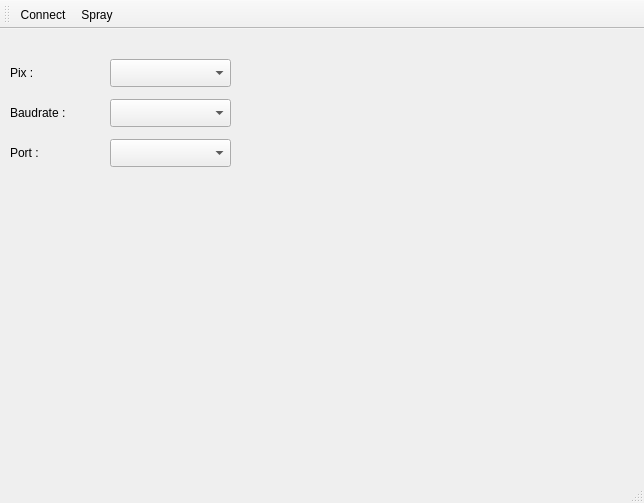
First picture: the form in mainwindow.ui, repository JairoSalazarV/Jiquilpan2017, before the edit.
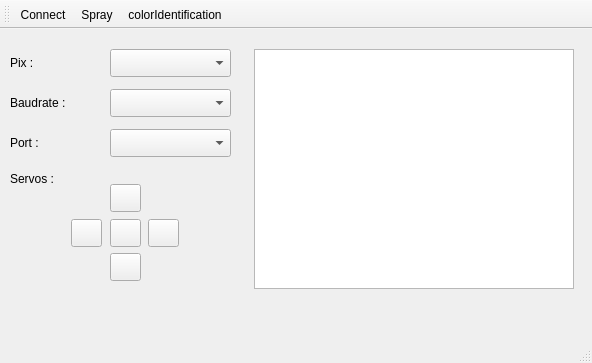
Second picture: the form after the edit. Icons and pictures are not drawn.

What changed in the file:
```diff
--- a/mainwindow.ui
+++ b/mainwindow.ui
@@ -6,8 +6,8 @@
    <rect>
     <x>0</x>
     <y>0</y>
-    <width>644</width>
-    <height>503</height>
+    <width>592</width>
+    <height>363</height>
    </rect>
   </property>
   <property name="windowTitle">
@@ -18,7 +18,7 @@
     <property name="geometry">
      <rect>
       <x>110</x>
-      <y>30</y>
+      <y>20</y>
       <width>121</width>
       <height>28</height>
      </rect>
@@ -28,7 +28,7 @@
     <property name="geometry">
      <rect>
       <x>10</x>
-      <y>34</y>
+      <y>24</y>
       <width>63</width>
       <height>20</height>
      </rect>
@@ -41,7 +41,7 @@
     <property name="geometry">
      <rect>
       <x>10</x>
-      <y>74</y>
+      <y>64</y>
       <width>71</width>
       <height>20</height>
      </rect>
@@ -54,7 +54,7 @@
     <property name="geometry">
      <rect>
       <x>110</x>
-      <y>70</y>
+      <y>60</y>
       <width>121</width>
       <height>28</height>
      </rect>
@@ -64,7 +64,7 @@
     <property name="geometry">
      <rect>
       <x>10</x>
-      <y>114</y>
+      <y>104</y>
       <width>71</width>
       <height>20</height>
      </rect>
@@ -77,12 +77,135 @@
     <property name="geometry">
      <rect>
       <x>110</x>
-      <y>110</y>
+      <y>100</y>
       <width>121</width>
       <height>28</height>
      </rect>
     </property>
    </widget>
+   <widget class="QGraphicsView" name="graphicsView">
+    <property name="geometry">
+     <rect>
+      <x>254</x>
+      <y>20</y>
+      <width>320</width>
+      <height>240</height>
+     </rect>
+    </property>
+   </widget>
+   <widget class="QPushButton" name="pbUp">
+    <property name="geometry">
+     <rect>
+      <x>110</x>
+      <y>155</y>
+      <width>31</width>
+      <height>28</height>
+     </rect>
+    </property>
+    <property name="toolTip">
+     <string>&lt;html&gt;&lt;head/&gt;&lt;body&gt;&lt;p&gt;Up&lt;/p&gt;&lt;/body&gt;&lt;/html&gt;</string>
+    </property>
+    <property name="text">
+     <string/>
+    </property>
+    <property name="icon">
+     <iconset resource="imagenes/images.qrc">
+      <normaloff>:/new/imagenes/au.png</normaloff>:/new/imagenes/au.png</iconset>
+    </property>
+   </widget>
+   <widget class="QPushButton" name="pbRight">
+    <property name="geometry">
+     <rect>
+      <x>148</x>
+      <y>190</y>
+      <width>31</width>
+      <height>28</height>
+     </rect>
+    </property>
+    <property name="toolTip">
+     <string>&lt;html&gt;&lt;head/&gt;&lt;body&gt;&lt;p&gt;Right&lt;/p&gt;&lt;/body&gt;&lt;/html&gt;</string>
+    </property>
+    <property name="text">
+     <string/>
+    </property>
+    <property name="icon">
+     <iconset resource="imagenes/images.qrc">
+      <normaloff>:/new/imagenes/ar.png</normaloff>:/new/imagenes/ar.png</iconset>
+    </property>
+   </widget>
+   <widget class="QPushButton" name="pbZero">
+    <property name="geometry">
+     <rect>
+      <x>110</x>
+      <y>190</y>
+      <width>31</width>
+      <height>28</height>
+     </rect>
+    </property>
+    <property name="toolTip">
+     <string>&lt;html&gt;&lt;head/&gt;&lt;body&gt;&lt;p&gt;Home&lt;/p&gt;&lt;/body&gt;&lt;/html&gt;</string>
+    </property>
+    <property name="text">
+     <string/>
+    </property>
+    <property name="icon">
+     <iconset resource="imagenes/images.qrc">
+      <normaloff>:/new/imagenes/zero.png</normaloff>:/new/imagenes/zero.png</iconset>
+    </property>
+   </widget>
+   <widget class="QPushButton" name="pbLeft">
+    <property name="geometry">
+     <rect>
+      <x>71</x>
+      <y>190</y>
+      <width>31</width>
+      <height>28</height>
+     </rect>
+    </property>
+    <property name="toolTip">
+     <string>&lt;html&gt;&lt;head/&gt;&lt;body&gt;&lt;p&gt;Left&lt;/p&gt;&lt;/body&gt;&lt;/html&gt;</string>
+    </property>
+    <property name="text">
+     <string/>
+    </property>
+    <property name="icon">
+     <iconset resource="imagenes/images.qrc">
+      <normaloff>:/new/imagenes/al.png</normaloff>:/new/imagenes/al.png</iconset>
+    </property>
+   </widget>
+   <widget class="QPushButton" name="pbDown">
+    <property name="geometry">
+     <rect>
+      <x>110</x>
+      <y>224</y>
+      <width>31</width>
+      <height>28</height>
+     </rect>
+    </property>
+    <property name="toolTip">
+     <string>&lt;html&gt;&lt;head/&gt;&lt;body&gt;&lt;p&gt;Down&lt;/p&gt;&lt;/body&gt;&lt;/html&gt;</string>
+    </property>
+    <property name="text">
+     <string/>
+    </property>
+    <property name="icon">
+     <iconset resource="imagenes/images.qrc">
+      <normaloff>:/new/imagenes/ad.png</normaloff>:/new/imagenes/ad.png</iconset>
+    </property>
+   </widget>
+   <widget class="QLabel" name="label_4">
+    <property name="geometry">
+     <rect>
+      <x>10</x>
+      <y>140</y>
+      <width>71</width>
+      <height>20</height>
+     </rect>
+    </property>
+    <property name="text">
+     <string>Servos :</string>
+    </property>
+   </widget>
   </widget>
   <widget class="QMenuBar" name="menuBar">
    <property name="geometry">
@@ -103,6 +226,7 @@
    </attribute>
    <addaction name="actionConnect"/>
    <addaction name="actionSpray"/>
+   <addaction name="actioncolorIdentification"/>
   </widget>
   <widget class="QStatusBar" name="statusBar"/>
   <action name="actionConnect">
@@ -129,6 +253,18 @@
     <string>Spray</string>
    </property>
   </action>
+  <action name="actioncolorIdentification">
+   <property name="icon">
+    <iconset resource="imagenes/images.qrc">
+     <normaloff>:/new/imagenes/imageSegmentation.png</normaloff>:/new/imagenes/imageSegmentation.png</iconset>
+   </property>
+   <property name="text">
+    <string>colorIdentification</string>
+   </property>
+   <property name="toolTip">
+    <string>Color Identification</string>
+   </property>
+  </action>
  </widget>
  <layoutdefault spacing="6" margin="11"/>
  <resources>
```
Left out of the diff: 2 changed lines with no effect on the pictures.
